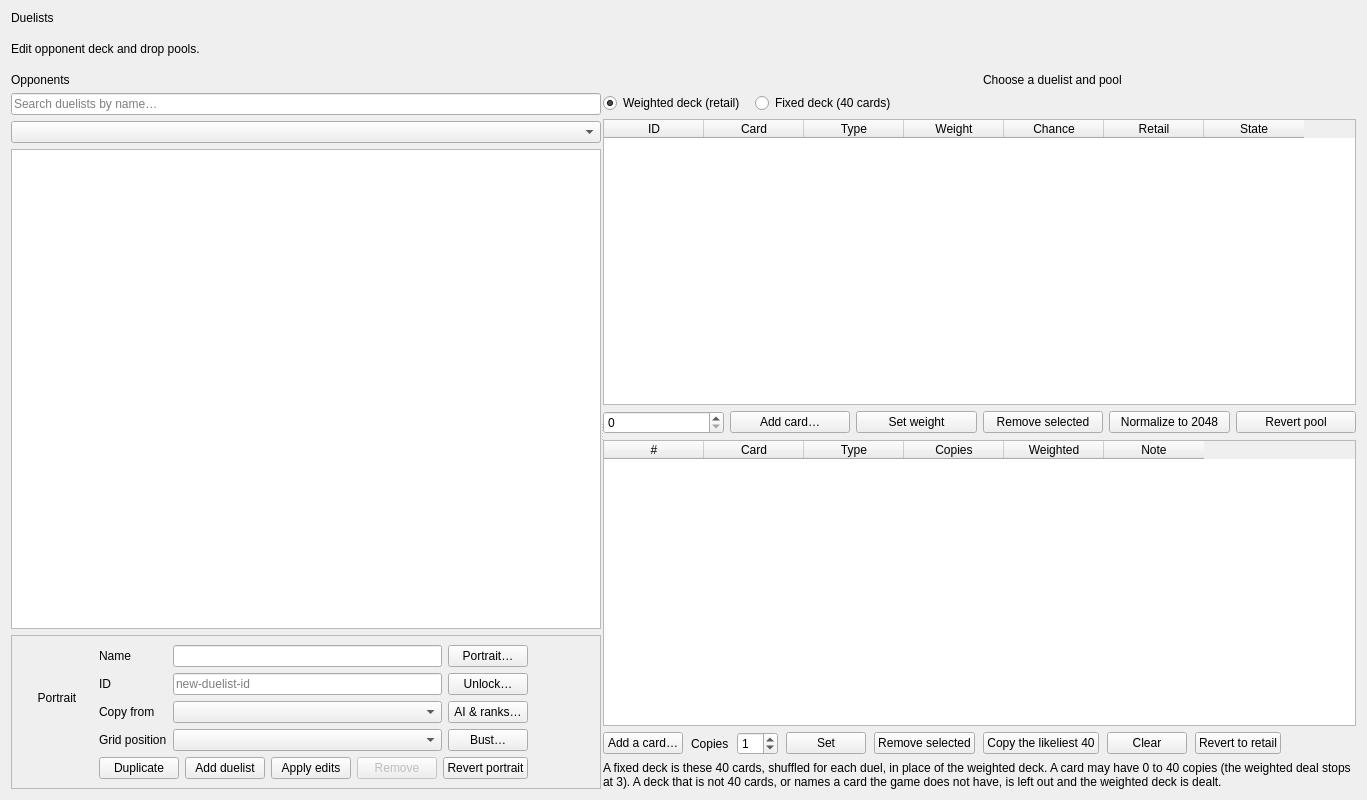
Before: the Qt Designer form tools/pc/fm_editor/ui/duelists_page.ui in yamyi/YGOFM-DecompRecomp, drawn with Qt 5.
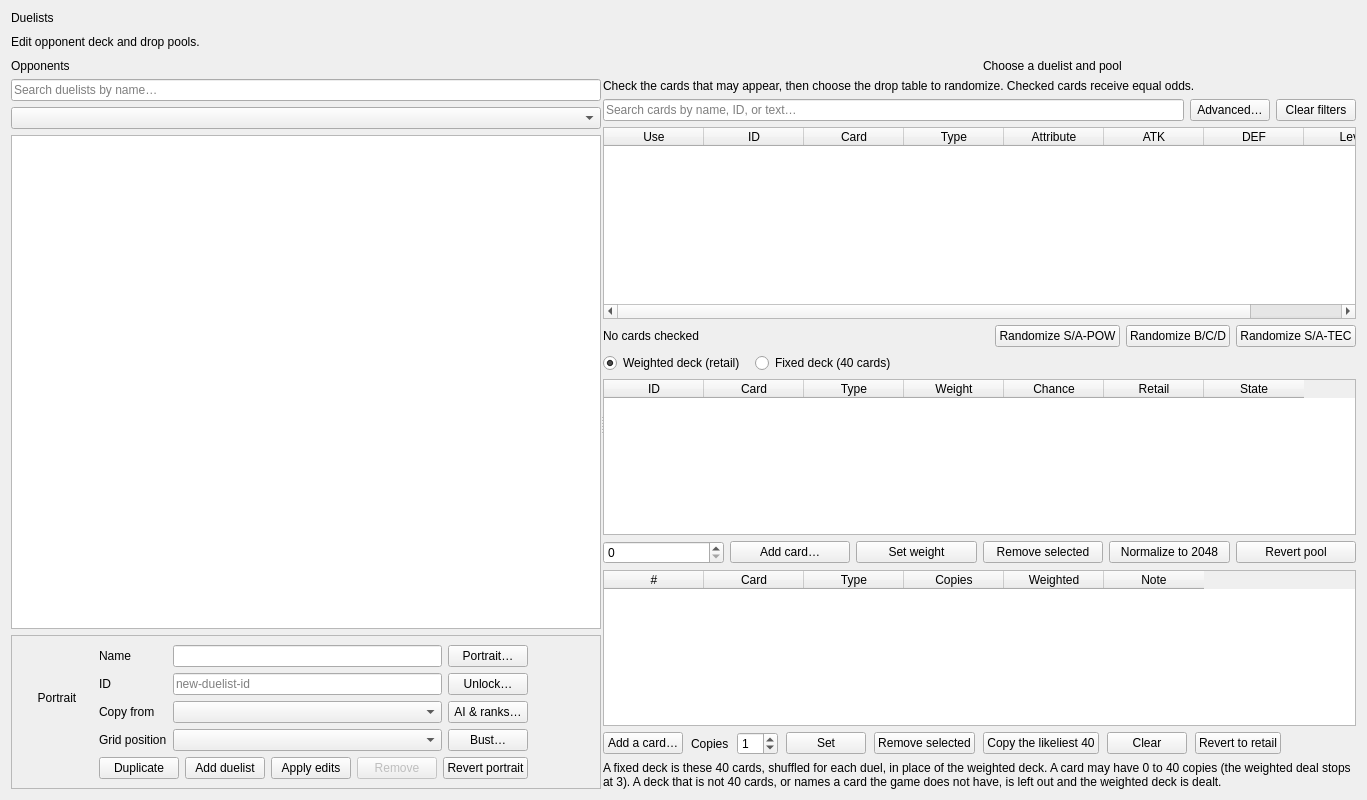
After: the same form once the commit is applied.

Commit message: Improve editor UI workflows and drop randomizer

```diff
--- a/tools/pc/fm_editor/ui/duelists_page.ui
+++ b/tools/pc/fm_editor/ui/duelists_page.ui
@@ -350,6 +350,135 @@
          </item>
         </layout>
        </item>
+      <item>
+       <widget class="QWidget" name="dropRandomizerPage">
+        <property name="visible">
+         <bool>false</bool>
+        </property>
+        <layout class="QVBoxLayout" name="dropRandomizerLayout">
+         <property name="leftMargin">
+          <number>0</number>
+         </property>
+         <property name="topMargin">
+          <number>0</number>
+         </property>
+         <property name="rightMargin">
+          <number>0</number>
+         </property>
+         <property name="bottomMargin">
+          <number>0</number>
+         </property>
+         <item>
+          <widget class="QLabel" name="dropRandomizerHint">
+           <property name="text">
+            <string>Check the cards that may appear, then choose the drop table to randomize. Checked cards receive equal odds.</string>
+           </property>
+           <property name="wordWrap">
+            <bool>true</bool>
+           </property>
+          </widget>
+         </item>
+         <item>
+          <layout class="QHBoxLayout" name="dropRandomizerFilterLayout">
+           <item>
+            <widget class="QLineEdit" name="dropRandomizerSearchEdit">
+             <property name="placeholderText">
+              <string>Search cards by name, ID, or text…</string>
+             </property>
+             <property name="clearButtonEnabled">
+              <bool>true</bool>
+             </property>
+            </widget>
+           </item>
+           <item>
+            <widget class="QPushButton" name="dropRandomizerAdvancedFilterButton">
+             <property name="text">
+              <string>Advanced…</string>
+             </property>
+            </widget>
+           </item>
+           <item>
+            <widget class="QPushButton" name="dropRandomizerClearFilterButton">
+             <property name="text">
+              <string>Clear filters</string>
+             </property>
+            </widget>
+           </item>
+          </layout>
+         </item>
+         <item>
+          <widget class="QTableWidget" name="dropRandomizerTable">
+           <property name="alternatingRowColors">
+            <bool>true</bool>
+           </property>
+           <property name="selectionMode">
+            <enum>QAbstractItemView::SelectionMode::ExtendedSelection</enum>
+           </property>
+           <property name="selectionBehavior">
+            <enum>QAbstractItemView::SelectionBehavior::SelectRows</enum>
+           </property>
+           <column>
+            <property name="text"><string>Use</string></property>
+           </column>
+           <column>
+            <property name="text"><string>ID</string></property>
+           </column>
+           <column>
+            <property name="text"><string>Card</string></property>
+           </column>
+           <column>
+            <property name="text"><string>Type</string></property>
+           </column>
+           <column>
+            <property name="text"><string>Attribute</string></property>
+           </column>
+           <column>
+            <property name="text"><string>ATK</string></property>
+           </column>
+           <column>
+            <property name="text"><string>DEF</string></property>
+           </column>
+           <column>
+            <property name="text"><string>Level</string></property>
+           </column>
+          </widget>
+         </item>
+         <item>
+          <layout class="QHBoxLayout" name="dropRandomizerActionsLayout">
+           <item>
+            <widget class="QLabel" name="dropRandomizerCountLabel">
+             <property name="text"><string>No cards checked</string></property>
+            </widget>
+           </item>
+           <item>
+            <spacer name="dropRandomizerActionsSpacer">
+             <property name="orientation"><enum>Qt::Orientation::Horizontal</enum></property>
+             <property name="sizeHint" stdset="0"><size><width>40</width><height>20</height></size></property>
+            </spacer>
+           </item>
+           <item>
+            <widget class="QPushButton" name="randomizePowDropButton">
+             <property name="toolTip"><string>Build S/A-POW drops from the checked cards.</string></property>
+             <property name="text"><string>Randomize S/A-POW</string></property>
+            </widget>
+           </item>
+           <item>
+            <widget class="QPushButton" name="randomizeBcdDropButton">
+             <property name="toolTip"><string>Build B/C/D drops from the checked cards.</string></property>
+             <property name="text"><string>Randomize B/C/D</string></property>
+            </widget>
+           </item>
+           <item>
+            <widget class="QPushButton" name="randomizeTecDropButton">
+             <property name="toolTip"><string>Build S/A-TEC drops from the checked cards.</string></property>
+             <property name="text"><string>Randomize S/A-TEC</string></property>
+            </widget>
+           </item>
+          </layout>
+         </item>
+        </layout>
+       </widget>
+      </item>
        <item>
         <layout class="QHBoxLayout" name="deckModeRow">
          <property name="spacing">
```
Left out of the diff: 7 changed lines with no effect on the pictures. The commit also changes 15 other files.
